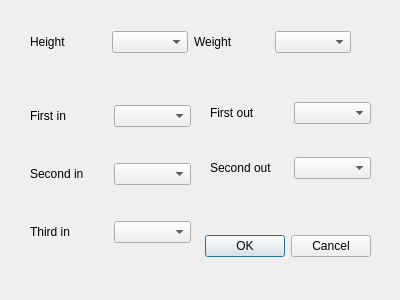
Qt form configdialog.ui (jkxing/QtMCS) before a commit.
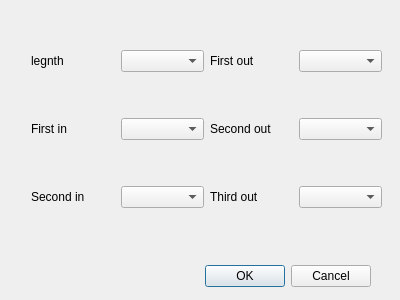
The same form after that commit.

What changed in the file:
```diff
--- a/configdialog.ui
+++ b/configdialog.ui
@@ -17,7 +17,7 @@
    <property name="geometry">
     <rect>
      <x>30</x>
-     <y>230</y>
+     <y>260</y>
      <width>341</width>
      <height>32</height>
     </rect>
@@ -32,124 +32,102 @@
   <widget class="QWidget" name="">
    <property name="geometry">
     <rect>
-     <x>30</x>
-     <y>30</y>
-     <width>321</width>
-     <height>24</height>
+     <x>31</x>
+     <y>10</y>
+     <width>351</width>
+     <height>241</height>
     </rect>
    </property>
+   <layout class="QHBoxLayout" name="horizontalLayout_7">
+    <item>
+     <layout class="QVBoxLayout" name="verticalLayout_2">
+      <item>
    <layout class="QHBoxLayout" name="horizontalLayout">
     <item>
      <widget class="QLabel" name="heightText">
       <property name="text">
-       <string>Height</string>
+           <string>legnth</string>
       </property>
      </widget>
     </item>
     <item>
-     <widget class="QComboBox" name="height"/>
-    </item>
-    <item>
-     <widget class="QLabel" name="weightText">
-      <property name="text">
-       <string>Weight</string>
-      </property>
-     </widget>
-    </item>
-    <item>
-     <widget class="QComboBox" name="weight"/>
-    </item>
-   </layout>
-  </widget>
-  <widget class="QWidget" name="">
-   <property name="geometry">
-    <rect>
-     <x>30</x>
-     <y>75</y>
-     <width>161</width>
-     <height>201</height>
-    </rect>
-   </property>
-   <layout class="QVBoxLayout" name="verticalLayout">
+         <widget class="QComboBox" name="length"/>
+        </item>
+       </layout>
+      </item>
     <item>
-     <layout class="QHBoxLayout" name="horizontalLayout_2">
+       <layout class="QHBoxLayout" name="horizontalLayout_5">
       <item>
-       <widget class="QLabel" name="input_1">
+         <widget class="QLabel" name="input1">
         <property name="text">
          <string>First in</string>
         </property>
        </widget>
       </item>
       <item>
-       <widget class="QComboBox" name="input1"/>
+         <widget class="QComboBox" name="Input1"/>
       </item>
      </layout>
     </item>
     <item>
-     <layout class="QHBoxLayout" name="horizontalLayout_3">
+       <layout class="QHBoxLayout" name="horizontalLayout_6">
       <item>
-       <widget class="QLabel" name="input_2">
+         <widget class="QLabel" name="input2">
         <property name="text">
          <string>Second in</string>
         </property>
        </widget>
       </item>
       <item>
-       <widget class="QComboBox" name="input2"/>
+         <widget class="QComboBox" name="Input2"/>
       </item>
      </layout>
     </item>
-    <item>
-     <layout class="QHBoxLayout" name="horizontalLayout_4">
-      <item>
-       <widget class="QLabel" name="input_3">
-        <property name="text">
-         <string>Third in</string>
-        </property>
-       </widget>
-      </item>
-      <item>
-       <widget class="QComboBox" name="input3"/>
-      </item>
      </layout>
     </item>
-   </layout>
-  </widget>
-  <widget class="QWidget" name="">
-   <property name="geometry">
-    <rect>
-     <x>210</x>
-     <y>75</y>
-     <width>161</width>
-     <height>131</height>
-    </rect>
-   </property>
-   <layout class="QVBoxLayout" name="verticalLayout_2">
     <item>
-     <layout class="QHBoxLayout" name="horizontalLayout_5">
+     <layout class="QVBoxLayout" name="verticalLayout">
       <item>
-       <widget class="QLabel" name="output_1">
+       <layout class="QHBoxLayout" name="horizontalLayout_2">
+        <item>
+         <widget class="QLabel" name="output1">
         <property name="text">
          <string>First out</string>
         </property>
        </widget>
       </item>
       <item>
-       <widget class="QComboBox" name="output1"/>
+         <widget class="QComboBox" name="Output1"/>
       </item>
      </layout>
     </item>
     <item>
-     <layout class="QHBoxLayout" name="horizontalLayout_6">
+       <layout class="QHBoxLayout" name="horizontalLayout_3">
       <item>
-       <widget class="QLabel" name="output_2">
+         <widget class="QLabel" name="output2">
         <property name="text">
          <string>Second out</string>
         </property>
        </widget>
       </item>
       <item>
-       <widget class="QComboBox" name="output2"/>
+         <widget class="QComboBox" name="Output2"/>
+        </item>
+       </layout>
+      </item>
+      <item>
+       <layout class="QHBoxLayout" name="horizontalLayout_4">
+        <item>
+         <widget class="QLabel" name="output3">
+          <property name="text">
+           <string>Third out</string>
+          </property>
+         </widget>
+        </item>
+        <item>
+         <widget class="QComboBox" name="Output3"/>
+        </item>
+       </layout>
       </item>
      </layout>
     </item>
```
Left out of the diff: 2 changed lines with no effect on the pictures. Lines whose indentation alone changed are shown as unchanged.
